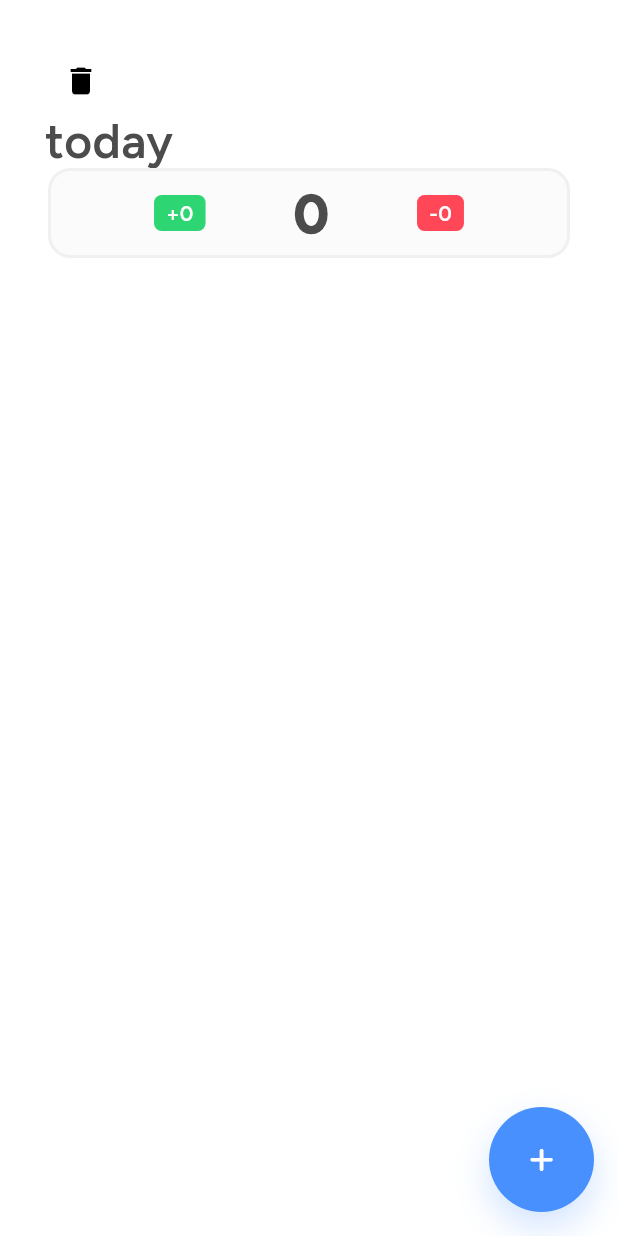
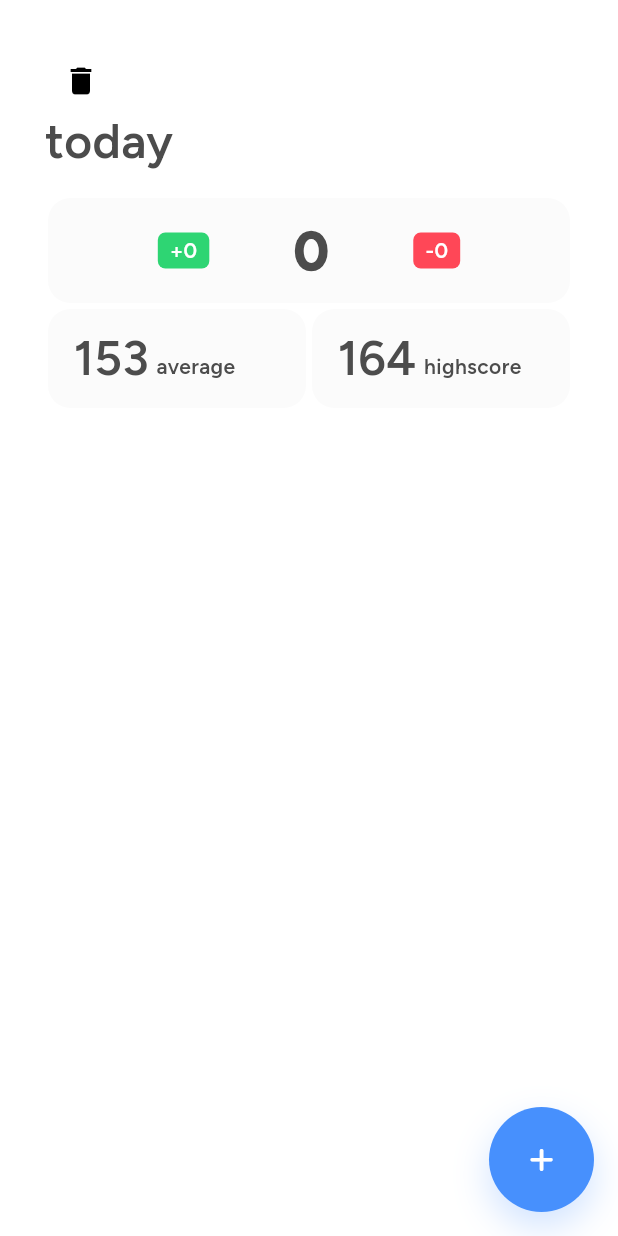
Before and after one commit to Studio-Grosser/gameify, a Flutter app: the screen it shows after launch, on a phone screen of 412 x 824 dp. Run offline on Flutter 3.47's test engine with Material 3 defaults, Android fonts, the phone set to English and light mode, and no system bars; our stand-ins replace font_awesome_flutter, sqflite; accounts and stored records are empty.

Commit message:
add metric display

```diff
--- a/lib/pages/main_page.dart
+++ b/lib/pages/main_page.dart
@@ -7,6 +7,7 @@ import 'package:gameify/database/task_service.dart';
 import 'package:gameify/models/date.dart';
 import 'package:gameify/models/task.dart';
 import 'package:gameify/utils/font.dart';
+import 'package:gameify/widgets/metric_display.dart';
 import 'package:gameify/widgets/styled_container.dart';
 import 'package:gameify/widgets/styled_fab.dart';
 import 'package:gameify/widgets/task_display.dart';
@@ -102,7 +103,10 @@ class _MainPageState extends State<MainPage> {
                 currentDate.format(),
                 style: Font.h2,
               ),
+              const SizedBox(height: 20),
               StyledContainer(
+                  padding: const EdgeInsets.all(15),
+                  hideBorder: true,
                   child: Row(
                     mainAxisAlignment: MainAxisAlignment.spaceEvenly,
                     children: [
@@ -111,9 +115,17 @@ class _MainPageState extends State<MainPage> {
                         score.toString(),
                         style: Font.h1,
                       ),
-                  ValueDisplay(value: negativeScore, isDefaultNegative: true),
+                      ValueDisplay(
+                          value: negativeScore, isDefaultNegative: true),
                     ],
                   )),
+              const Row(
+                children: [
+                  MetricDisplay(metric: '153', unit: 'average'),
+                  MetricDisplay(metric: '164', unit: 'highscore'),
+                ],
+              ),
+              const SizedBox(height: 100),
               Expanded(
                 child: ListView.builder(
                     shrinkWrap: true,
--- /dev/null
+++ b/lib/widgets/metric_display.dart
@@ -0,0 +1,29 @@
+import 'package:flutter/material.dart';
+import 'package:gameify/utils/font.dart';
+import 'package:gameify/widgets/styled_container.dart';
+
+class MetricDisplay extends StatelessWidget {
+  const MetricDisplay({super.key, required this.metric, required this.unit});
+  final String metric;
+  final String unit;
+
+  @override
+  Widget build(BuildContext context) {
+    return Expanded(
+      child: StyledContainer(
+        padding: const EdgeInsets.all(15),
+        hideBorder: true,
+        child: Row(
+          crossAxisAlignment: CrossAxisAlignment.end,
+          children: [
+            Text(metric, style: Font.h2),
+            Padding(
+              padding: const EdgeInsets.only(left: 5.0, bottom: 4.0),
+              child: Text(unit, style: Font.b1),
+            ),
+          ],
+        ),
+      ),
+    );
+  }
+}
--- a/lib/widgets/styled_container.dart
+++ b/lib/widgets/styled_container.dart
@@ -1,4 +1,5 @@
 import 'package:flutter/material.dart';
+import 'package:gameify/utils/themes.dart';
 
 class StyledContainer extends StatelessWidget {
   const StyledContainer(
@@ -8,11 +9,13 @@ class StyledContainer extends StatelessWidget {
       this.padding = const EdgeInsets.all(10),
       this.margin = const EdgeInsets.all(2),
       this.height,
-      this.width});
+      this.width,
+      this.hideBorder = false});
   final Widget child;
   final double borderRadius;
   final EdgeInsets padding;
   final EdgeInsets margin;
+  final bool hideBorder;
   final double? height;
   final double? width;
 
@@ -26,7 +29,8 @@ class StyledContainer extends StatelessWidget {
         decoration: BoxDecoration(
           color: Theme.of(context).colorScheme.tertiary,
           border: Border.all(
-              width: 2, color: Theme.of(context).colorScheme.secondary),
+              width: 2,
+              color: hideBorder ? Colors.transparent : Themes.secondary),
           borderRadius: BorderRadius.circular(borderRadius),
         ),
         child: child);
--- a/lib/widgets/task_display.dart
+++ b/lib/widgets/task_display.dart
@@ -18,6 +18,7 @@ class TaskDisplay extends StatelessWidget {
   @override
   Widget build(BuildContext context) {
     return StyledContainer(
+      hideBorder: true,
       margin: const EdgeInsets.symmetric(vertical: 5),
       child: Row(
         children: [
```
Lines whose indentation alone changed are shown as unchanged.
